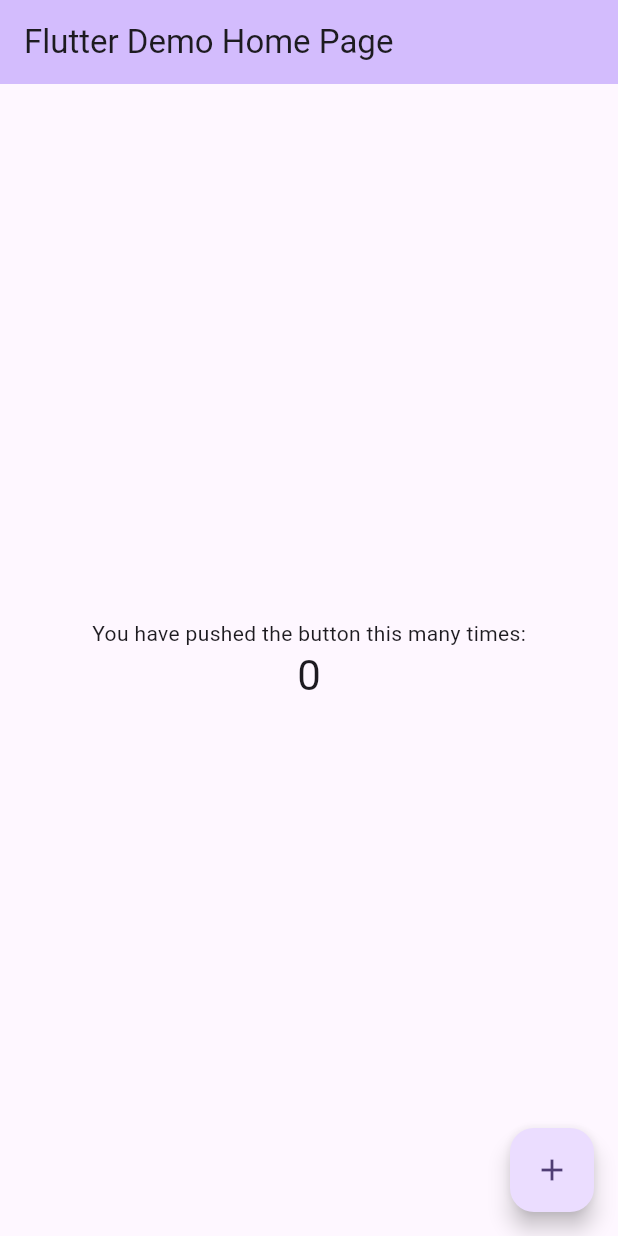
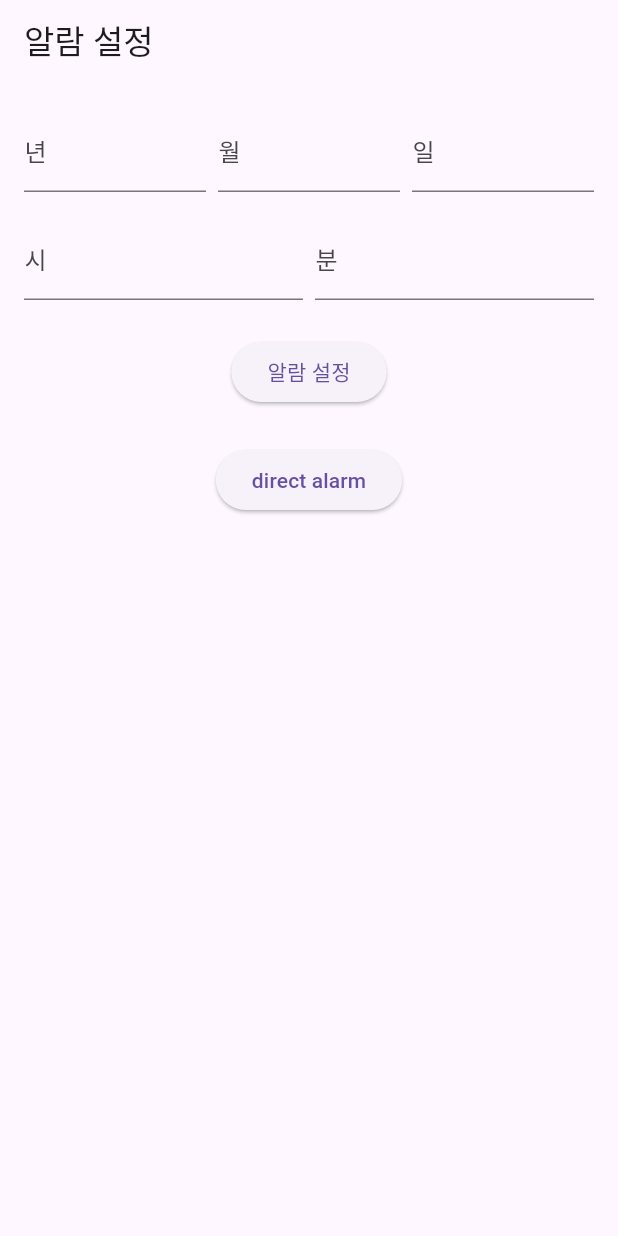
Before and after one commit to ysa5347/reminder, a Flutter app: the screen it shows after launch, on a phone screen of 412 x 824 dp. Run offline on Flutter 3.47's test engine with Material 3 defaults, Android fonts, the light colour scheme and no system bars; our stand-ins replace equatable, flutter_bloc, flutter_local_notifications, get_it, permission_handler, timezone.

Commit message:
create view

```diff
--- /dev/null
+++ b/devtools_options.yaml
@@ -0,0 +1,3 @@
+description: This file stores settings for Dart & Flutter DevTools.
+documentation: https://docs.flutter.dev/tools/devtools/extensions#configure-extension-enablement-states
+extensions:
--- a/lib/core/localnotification_setup.dart
+++ b/lib/core/localnotification_setup.dart
@@ -1,10 +1,13 @@
 import 'package:flutter_local_notifications/flutter_local_notifications.dart';
+import 'package:timezone/timezone.dart' as tz;
+import 'package:timezone/data/latest.dart' as tz;
 
 class FlutterLocalNotification{
   final FlutterLocalNotificationsPlugin notificationsPlugin =
     FlutterLocalNotificationsPlugin();
 
     Future<void> initNotification() async {
+      tz.initializeTimeZones();
 
       const initializationSettingsAndroid =
         AndroidInitializationSettings('mipmap/ic_launcher');
@@ -15,8 +18,13 @@ class FlutterLocalNotification{
 
       await notificationsPlugin.initialize(
         initializationSettings,
-        //onDidReceiveNotificationResponse: (NotificationResponse response) async {}
+        onDidReceiveNotificationResponse: (NotificationResponse response) async {
+          // 알림 클릭 시 처리할 로직
+          print('알림 클릭됨: ${response.payload}');
+        },
       );
+      await notificationsPlugin.resolvePlatformSpecificImplementation<AndroidFlutterLocalNotificationsPlugin>()?.requestNotificationsPermission();
+
     }
     /*
     나중에 이동시켜야함
--- a/lib/data/repository/notification_repository.dart
+++ b/lib/data/repository/notification_repository.dart
@@ -1,5 +1,3 @@
-import 'package:flutter/material.dart' as material;
-import 'package:flutter_local_notifications/flutter_local_notifications.dart';
 import 'package:reminder/domain/repository/notification_repository.dart';
 import 'package:reminder/domain/entities/notification_entities.dart';
 
--- a/lib/domain/repository/notification_repository.dart
+++ b/lib/domain/repository/notification_repository.dart
@@ -10,8 +10,3 @@ abstract class NotificationRepository {
   Future<Notification> SaveNotification(Notification notification); //save Notification entity to database
   Future<Notification> DeleteNotification(int notificationId); //delete Notification entity from database by notificationId
 }
-
-abstract class AlarmRepository{
-  Future<void> SetAlarmByNotificationId(Notification  notification ); //set alarm. it may run in domain
-  Future<void> deleteAlarmByNotificationId(int notificationId); //delete alarm. it may run in domain
-}
--- a/lib/domain/usecase/Alarm/DeleteAlarm_usecase.dart
+++ b/lib/domain/usecase/Alarm/DeleteAlarm_usecase.dart
@@ -1,15 +1,8 @@
-import 'package:reminder/domain/repository/notification_repository.dart';
-import 'package:flutter_local_notifications/flutter_local_notifications.dart';
 import 'package:reminder/core/localnotification_setup.dart';
 
 class DeleteAlarmUsecase{
-  final AlarmRepository repository;
-
-  DeleteAlarmUsecase({required this.repository});
 
   Future<void> execute(int notificationId) async{
     await FlutterLocalNotification().notificationsPlugin.cancel(notificationId);
-
-    return await repository.deleteAlarmByNotificationId(notificationId);
   }
 }
--- a/lib/domain/usecase/Alarm/SetAlarm_usecase.dart
+++ b/lib/domain/usecase/Alarm/SetAlarm_usecase.dart
@@ -1,13 +1,9 @@
-import 'package:reminder/domain/repository/notification_repository.dart';
 import 'package:reminder/domain/entities/notification_entities.dart';
 import 'package:flutter_local_notifications/flutter_local_notifications.dart';
 import 'package:reminder/core/localnotification_setup.dart';
 import 'package:timezone/timezone.dart' as tz;
 
 class SetAlarmUsecase{
-  final AlarmRepository repository;
-
-  SetAlarmUsecase({required this.repository});
 
   Future<void> execute(Notification notificationInfo) async {
     NotificationDetails notificationDetails() {
@@ -18,10 +14,15 @@ class SetAlarmUsecase{
             channelDescription: 'This channel is used for daily notifications',
             importance: Importance.max,
             priority: Priority.high,
+
+            playSound: true,
+            enableVibration: true,
+            fullScreenIntent: true,  // 잠금화면에서도 표시
+            category: AndroidNotificationCategory.alarm,
+            visibility: NotificationVisibility.public,
           ),
         );
       }
-
     final String timeValue = notificationInfo.timevalue;
     final List<String> timeComponents = timeValue.split('_');
     final int year = int.parse(timeComponents[0]);
@@ -49,8 +50,5 @@ class SetAlarmUsecase{
       androidScheduleMode: AndroidScheduleMode.exactAllowWhileIdle,
       matchDateTimeComponents: DateTimeComponents.time, // 🔁 매일 반복
     );
-
-
-    return await repository.SetAlarmByNotificationId(notificationInfo);
   }
 }
--- a/lib/main.dart
+++ b/lib/main.dart
@@ -2,131 +2,44 @@ import 'package:flutter/material.dart';
 import 'package:reminder/core/localnotification_setup.dart';
 import 'package:timezone/data/latest_all.dart' as tz;
 import 'package:timezone/timezone.dart' as tz;
+import 'package:flutter_bloc/flutter_bloc.dart';
+import 'package:reminder/presentation/pages/alarm_setting_page.dart';
+import 'package:reminder/presentation/blocs/alarm_bloc.dart';
+import 'package:reminder/domain/usecase/Alarm/SetAlarm_usecase.dart';
+import 'package:permission_handler/permission_handler.dart';
 
+
+
+Future<void> _requestPermissions() async {
+  await requestExactAlarmPermission();
+}
 void main() {
-
   //initialize notification settings
+  _requestPermissions();
   WidgetsFlutterBinding.ensureInitialized();
   FlutterLocalNotification().initNotification();
   tz.initializeTimeZones();
   tz.setLocalLocation(tz.getLocation('Asia/Seoul'));
 
-  runApp(const MyApp());
+  runApp(MyApp());
 }
 
 class MyApp extends StatelessWidget {
-  const MyApp({super.key});
-
-  // This widget is the root of your application.
   @override
   Widget build(BuildContext context) {
     return MaterialApp(
-      title: 'Flutter Demo',
-      theme: ThemeData(
-        // This is the theme of your application.
-        //
-        // TRY THIS: Try running your application with "flutter run". You'll see
-        // the application has a purple toolbar. Then, without quitting the app,
-        // try changing the seedColor in the colorScheme below to Colors.green
-        // and then invoke "hot reload" (save your changes or press the "hot
-        // reload" button in a Flutter-supported IDE, or press "r" if you used
-        // the command line to start the app).
-        //
-        // Notice that the counter didn't reset back to zero; the application
-        // state is not lost during the reload. To reset the state, use hot
-        // restart instead.
-        //
-        // This works for code too, not just values: Most code changes can be
-        // tested with just a hot reload.
-        colorScheme: ColorScheme.fromSeed(seedColor: Colors.deepPurple),
+      title: 'Alarm App',
+      home: BlocProvider(
+        create: (context) => AlarmBloc(SetAlarmUsecase()),
+        child: AlarmSettingPage(),
       ),
-      home: const MyHomePage(title: 'Flutter Demo Home Page'),
     );
   }
 }
-
-class MyHomePage extends StatefulWidget {
-  const MyHomePage({super.key, required this.title});
-
-  // This widget is the home page of your application. It is stateful, meaning
-  // that it has a State object (defined below) that contains fields that affect
-  // how it looks.
-
-  // This class is the configuration for the state. It holds the values (in this
-  // case the title) provided by the parent (in this case the App widget) and
-  // used by the build method of the State. Fields in a Widget subclass are
-  // always marked "final".
-
-  final String title;
-
-  @override
-  State<MyHomePage> createState() => _MyHomePageState();
-}
-
-class _MyHomePageState extends State<MyHomePage> {
-  int _counter = 0;
-
-  void _incrementCounter() {
-    setState(() {
-      // This call to setState tells the Flutter framework that something has
-      // changed in this State, which causes it to rerun the build method below
-      // so that the display can reflect the updated values. If we changed
-      // _counter without calling setState(), then the build method would not be
-      // called again, and so nothing would appear to happen.
-      _counter++;
-    });
-  }
-
-  @override
-  Widget build(BuildContext context) {
-    // This method is rerun every time setState is called, for instance as done
-    // by the _incrementCounter method above.
-    //
-    // The Flutter framework has been optimized to make rerunning build methods
-    // fast, so that you can just rebuild anything that needs updating rather
-    // than having to individually change instances of widgets.
-    return Scaffold(
-      appBar: AppBar(
-        // TRY THIS: Try changing the color here to a specific color (to
-        // Colors.amber, perhaps?) and trigger a hot reload to see the AppBar
-        // change color while the other colors stay the same.
-        backgroundColor: Theme.of(context).colorScheme.inversePrimary,
-        // Here we take the value from the MyHomePage object that was created by
-        // the App.build method, and use it to set our appbar title.
-        title: Text(widget.title),
-      ),
-      body: Center(
-        // Center is a layout widget. It takes a single child and positions it
-        // in the middle of the parent.
-        child: Column(
-          // Column is also a layout widget. It takes a list of children and
-          // arranges them vertically. By default, it sizes itself to fit its
-          // children horizontally, and tries to be as tall as its parent.
-          //
-          // Column has various properties to control how it sizes itself and
-          // how it positions its children. Here we use mainAxisAlignment to
-          // center the children vertically; the main axis here is the vertical
-          // axis because Columns are vertical (the cross axis would be
-          // horizontal).
-          //
-          // TRY THIS: Invoke "debug painting" (choose the "Toggle Debug Paint"
-          // action in the IDE, or press "p" in the console), to see the
-          // wireframe for each widget.
-          mainAxisAlignment: MainAxisAlignment.center,
-          children: <Widget>[
-            const Text('You have pushed the button this many times:'),
-            Text(
-              '$_counter',
-              style: Theme.of(context).textTheme.headlineMedium,
-            ),
-          ],
-        ),
-      ),
-      floatingActionButton: FloatingActionButton(
-        onPressed: _incrementCounter,
-        tooltip: 'Increment',
-        child: const Icon(Icons.add),
-      ), // This trailing comma makes auto-formatting nicer for build methods.
-    );
+Future<void> requestExactAlarmPermission() async {
+  final status = await Permission.scheduleExactAlarm.request();
+  if (status != PermissionStatus.granted) {
+    // 설정으로 이동하여 수동으로 권한 허용
+    await openAppSettings();
   }
 }
--- /dev/null
+++ b/lib/presentation/blocs/alarm_bloc.dart
@@ -0,0 +1,23 @@
+import 'package:flutter_bloc/flutter_bloc.dart';
+import '../../domain/usecase/Alarm/SetAlarm_usecase.dart';
+import 'alarm_event.dart';
+import 'alarm_state.dart';
+
+class AlarmBloc extends Bloc<AlarmEvent, AlarmState> {
+  final SetAlarmUsecase setAlarmUsecase;
+
+  AlarmBloc(this.setAlarmUsecase) : super(AlarmInitial()) {
+    on<SetAlarmEvent>(_onSetAlarm);
+  }
+
+  void _onSetAlarm(SetAlarmEvent event, Emitter<AlarmState> emit) async {
+    emit(AlarmLoading());
+
+    try {
+      await setAlarmUsecase.execute(event.notification);
+      emit(AlarmSuccess());
+    } catch (e) {
+      emit(AlarmError(e.toString()));
+    }
+  }
+}
--- /dev/null
+++ b/lib/presentation/blocs/alarm_event.dart
@@ -0,0 +1,9 @@
+import 'package:reminder/domain/entities/notification_entities.dart';
+
+abstract class AlarmEvent {}
+
+class SetAlarmEvent extends AlarmEvent {
+  final Notification notification;
+
+  SetAlarmEvent(this.notification);
+}
--- /dev/null
+++ b/lib/presentation/blocs/alarm_state.dart
@@ -0,0 +1,13 @@
+abstract class AlarmState {}
+
+class AlarmInitial extends AlarmState {}
+
+class AlarmLoading extends AlarmState {}
+
+class AlarmSuccess extends AlarmState {}
+
+class AlarmError extends AlarmState {
+  final String message;
+
+  AlarmError(this.message);
+}
--- /dev/null
+++ b/lib/presentation/pages/alarm_setting_page.dart
@@ -0,0 +1,172 @@
+import 'package:flutter/material.dart';
+import 'package:flutter_bloc/flutter_bloc.dart';
+
+import '../blocs/alarm_bloc.dart';
+import '../blocs/alarm_event.dart';
+import '../blocs/alarm_state.dart';
+import 'package:reminder/domain/entities/notification_entities.dart' as entities;
+
+import 'package:reminder/core/localnotification_setup.dart';
+import 'package:flutter_local_notifications/flutter_local_notifications.dart';
+
+class AlarmSettingPage extends StatefulWidget {
+  @override
+  _AlarmSettingPageState createState() => _AlarmSettingPageState();
+}
+
+class _AlarmSettingPageState extends State<AlarmSettingPage> {
+  final TextEditingController _yearController = TextEditingController();
+  final TextEditingController _monthController = TextEditingController();
+  final TextEditingController _dayController = TextEditingController();
+  final TextEditingController _hourController = TextEditingController();
+  final TextEditingController _minuteController = TextEditingController();
+
+  @override
+  void dispose() {
+    _yearController.dispose();
+    _monthController.dispose();
+    _dayController.dispose();
+    _hourController.dispose();
+    _minuteController.dispose();
+    super.dispose();
+  }
+
+  void _setAlarm() {
+    final year = int.tryParse(_yearController.text);
+    final month = int.tryParse(_monthController.text);
+    final day = int.tryParse(_dayController.text);
+    final hour = int.tryParse(_hourController.text);
+    final minute = int.tryParse(_minuteController.text);
+
+    if (year != null && month != null && day != null && hour != null && minute != null) {
+      final timevalue = '${year}_${month.toString().padLeft(2, '0')}_${day.toString().padLeft(2, '0')}_${hour.toString().padLeft(2, '0')}_${minute.toString().padLeft(2, '0')}';
+
+      final notification = entities.Notification(
+        notificationId: 1, // 임시 ID 생성
+        timevalue: timevalue,
+        title: '알람',
+        description: '설정된 알람입니다',
+      );
+
+      context.read<AlarmBloc>().add(SetAlarmEvent(notification));
+    } else {
+      ScaffoldMessenger.of(context).showSnackBar(
+        SnackBar(content: Text('모든 필드를 올바르게 입력해주세요')),
+      );
+    }
+  }
+  NotificationDetails notificationDetails() {
+        return const NotificationDetails(
+          android: AndroidNotificationDetails(
+            'daily_channel_id',
+            'Daily Notificatioin',
+            channelDescription: 'This channel is used for daily notifications',
+            importance: Importance.max,
+            priority: Priority.high,
+
+            playSound: true,
+            enableVibration: true,
+            fullScreenIntent: true,  // 잠금화면에서도 표시
+            category: AndroidNotificationCategory.alarm,
+            visibility: NotificationVisibility.public,
+          ),
+        );
+      }
+  Future<void> showAlarmNow() async {
+  await FlutterLocalNotification().notificationsPlugin.show(
+    0,  // 알림 ID
+    '알람',
+    '설정한 시간입니다!',
+    notificationDetails(),
+    payload: 'alarm_payload',
+  );
+}
+
+
+  @override
+  Widget build(BuildContext context) {
+    return Scaffold(
+      appBar: AppBar(title: Text('알람 설정')),
+      body: BlocListener<AlarmBloc, AlarmState>(
+        listener: (context, state) {
+          if (state is AlarmSuccess) {
+            ScaffoldMessenger.of(context).showSnackBar(
+              SnackBar(content: Text('알람이 설정되었습니다')),
+            );
+          } else if (state is AlarmError) {
+            ScaffoldMessenger.of(context).showSnackBar(
+              SnackBar(content: Text('에러: ${state.message}')),
+            );
+          }
+        },
+        child: Padding(
+          padding: const EdgeInsets.all(16.0),
+          child: Column(
+            children: [
+              Row(
+                children: [
+                  Expanded(
+                    child: TextField(
+                      controller: _yearController,
+                      decoration: InputDecoration(labelText: '년'),
+                      keyboardType: TextInputType.number,
+                    ),
+                  ),
+                  SizedBox(width: 8),
+                  Expanded(
+                    child: TextField(
+                      controller: _monthController,
+                      decoration: InputDecoration(labelText: '월'),
+                      keyboardType: TextInputType.number,
+                    ),
+                  ),
+                  SizedBox(width: 8),
+                  Expanded(
+                    child: TextField(
+                      controller: _dayController,
+                      decoration: InputDecoration(labelText: '일'),
+                      keyboardType: TextInputType.number,
+                    ),
+                  ),
+                ],
+              ),
+              SizedBox(height: 16),
+              Row(
+                children: [
+                  Expanded(
+                    child: TextField(
+                      controller: _hourController,
+                      decoration: InputDecoration(labelText: '시'),
+                      keyboardType: TextInputType.number,
+                    ),
+                  ),
+                  SizedBox(width: 8),
+                  Expanded(
+                    child: TextField(
+                      controller: _minuteController,
+                      decoration: InputDecoration(labelText: '분'),
+                      keyboardType: TextInputType.number,
+                    ),
+                  ),
+                ],
+              ),
+              SizedBox(height: 24),
+              ElevatedButton(
+                onPressed: _setAlarm,
+                child: Text('알람 설정'),
+              ),
+              SizedBox(height: 24),
+              ElevatedButton(
+                onPressed: () {
+                  showAlarmNow(
+                  );
+                },
+                child: const Text('direct alarm')
+              ),
+            ],
+          ),
+        ),
+      ),
+    );
+  }
+}
--- a/pubspec.yaml
+++ b/pubspec.yaml
@@ -41,6 +41,7 @@ dependencies:
   timezone: ^0.10.0
   flutter_bloc: ^9.1.1
   get_it: ^8.0.3
+  permission_handler: ^11.0.1
 
 
 dev_dependencies:
```
Also changed, not shown: lib/presentation/blocs/example/SetAlarm_bloc.dart (deleted), pubspec.lock, 4 other files.
